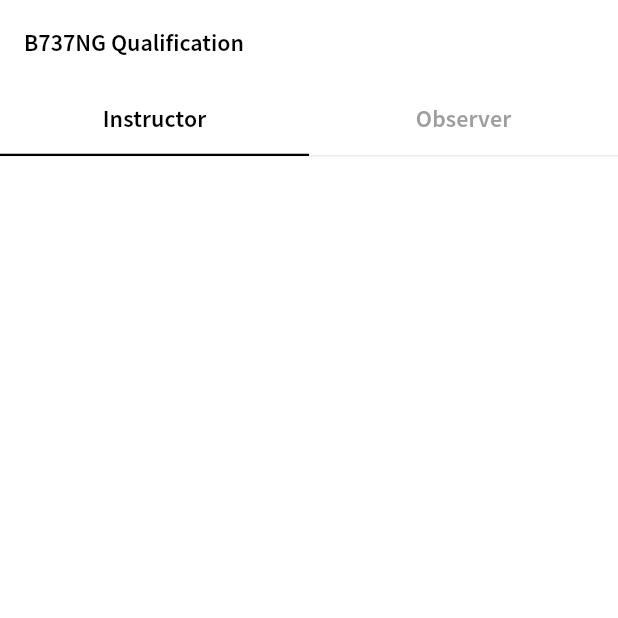
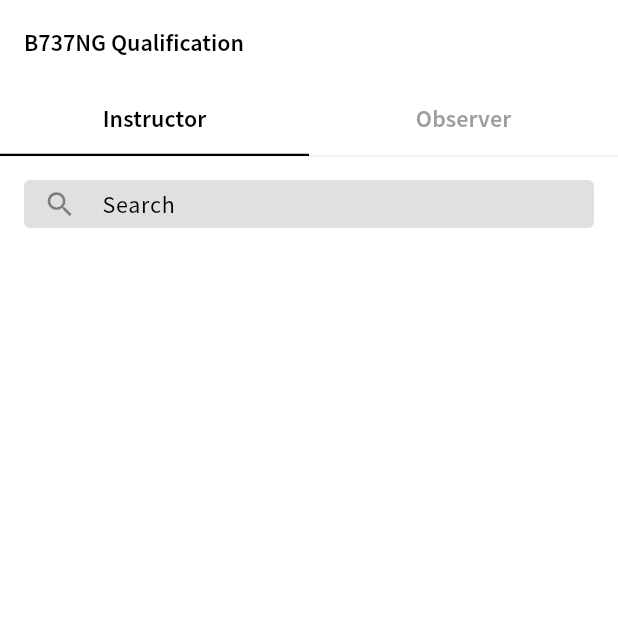
Before and after one commit to Viditkhanna/Training-Management, a Flutter app: the screen it shows after launch, on a phone screen of 412 x 824 dp, the top half of it. Run offline on Flutter 3.47's test engine with Material 3 defaults, Android fonts, the phone set to English and light mode, and no system bars; our stand-ins replace flutter_riverpod.

Commit message:
Add search textfield and animation

```diff
--- a/lib/feature/event_management/view/widget/event_management_screen.dart
+++ b/lib/feature/event_management/view/widget/event_management_screen.dart
@@ -1,23 +1,79 @@
 import 'package:flutter/material.dart';
 import 'package:training_management/feature/event_management/model/event.dart';
 
-class EventManagementScreen extends StatelessWidget {
+class EventManagementScreen extends StatefulWidget {
   const EventManagementScreen({super.key, required this.event});
   final Event event;
 
   @override
+  State<EventManagementScreen> createState() => _EventManagementScreenState();
+}
+
+class _EventManagementScreenState extends State<EventManagementScreen> {
+  bool isVisible = false;
+
+  @override
   Widget build(BuildContext context) {
-    return Scaffold(
-      appBar: AppBar(title: Text(event.categoryName)),
-      body: DefaultTabController(
-        length: event.slotGroups.length,
-        child: ListView(
+    final totalWidth = MediaQuery.of(context).size.width;
+    final textFieldWidth = isVisible ? totalWidth * 0.75 : totalWidth;
+
+    return DefaultTabController(
+      length: widget.event.slotGroups.length,
+      child: Scaffold(
+        appBar: AppBar(
+          title: Text(widget.event.categoryName),
+          bottom: TabBar(
+            tabs:
+                widget.event.slotGroups
+                    .map((slot) => Tab(text: slot.slotGroupName))
+                    .toList(),
+          ),
+        ),
+        body: ListView(
+          padding: EdgeInsets.all(16),
           children: [
-            TabBar(
-              tabs:
-                  event.slotGroups
-                      .map((slot) => Tab(text: slot.slotGroupName))
-                      .toList(),
+            Stack(
+              children: [
+                AnimatedContainer(
+                  width: textFieldWidth,
+                  height: 32,
+                  duration: Duration(milliseconds: 500),
+                  curve: Curves.easeInOut,
+                  child: TextField(
+                    onTap: () {
+                      if (isVisible) return;
+                      isVisible = true;
+                      setState(() {});
+                    },
+                    cursorHeight: 14,
+                    decoration: InputDecoration(
+                      fillColor: Colors.grey.shade300,
+                      hintText: 'Search',
+                      filled: true,
+                      prefixIcon: Icon(
+                        Icons.search,
+                        size: 22,
+                        color: Colors.black45,
+                      ),
+                      border: OutlineInputBorder(borderSide: BorderSide.none),
+                      contentPadding: EdgeInsets.all(4).copyWith(left: 8),
+                    ),
+                  ),
+                ),
+                AnimatedPositioned(
+                  duration: Duration(milliseconds: 500),
+                  right: isVisible ? 0 : -100,
+                  bottom: 0,
+                  top: 0,
+                  child: TextButton(
+                    onPressed: () {
+                      isVisible = false;
+                      setState(() {});
+                    },
+                    child: Text('Cancel'),
+                  ),
+                ),
+              ],
             ),
           ],
         ),
```
